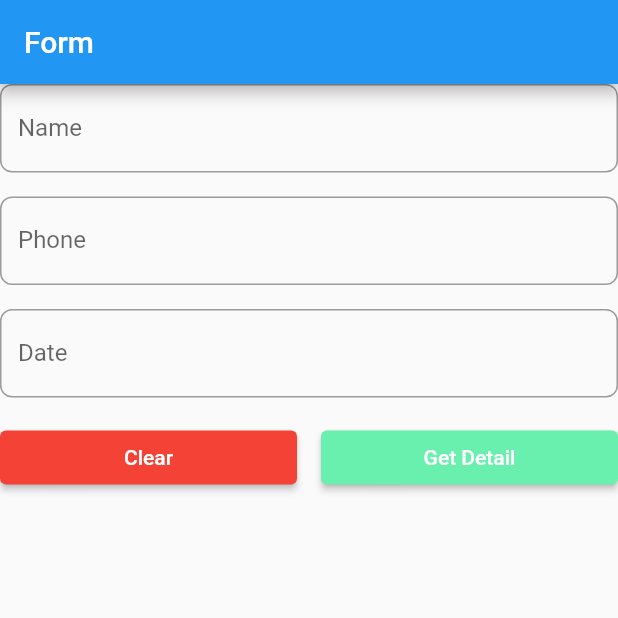
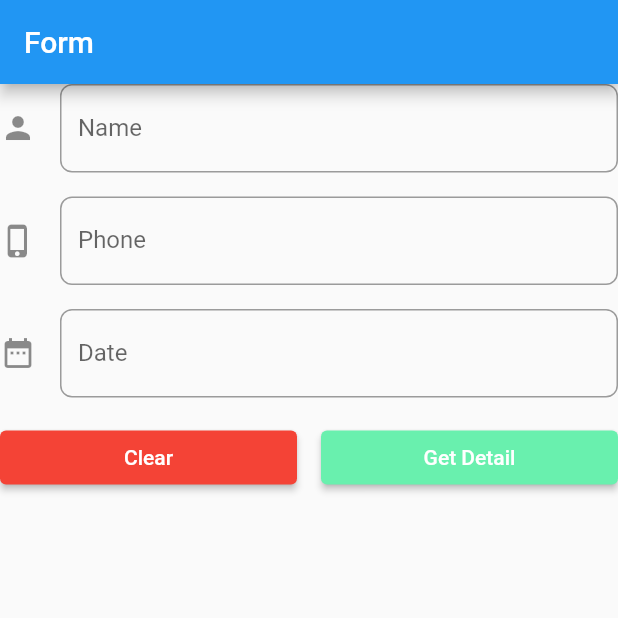
Before and after one commit to snizhel/formproject, a Flutter app: the screen it shows after launch, after a tap on "Get Detail", on a phone screen of 412 x 824 dp, the top half of it. Run offline on Flutter 3.47's test engine with Material 2 defaults, Android fonts, the phone set to English and light mode, and no system bars.

Commit message:
fix icon

```diff
--- a/lib/form.dart
+++ b/lib/form.dart
@@ -1,4 +1,5 @@
 import 'package:flutter/material.dart';
+import 'package:flutter/services.dart';
 import 'package:flutter/widgets.dart';
 
 import 'package:intl/intl.dart';
@@ -13,7 +14,7 @@ class FormValidator extends StatefulWidget {
 class _FormValidatorState extends State<FormValidator>
     with SingleTickerProviderStateMixin {
   DateTime? date;
-
+  final GlobalKey<FormState> _formKey = GlobalKey<FormState>();
   @override
   Widget build(BuildContext context) {
     return Scaffold(
@@ -21,20 +22,45 @@ class _FormValidatorState extends State<FormValidator>
       body: Form(
         child: SingleChildScrollView(
             child: Column(
+          key: _formKey,
           children: [
             TextFormField(
               keyboardType: TextInputType.name,
+              onSaved: (String? value) {
+                // This optional block of code can be used to run
+                // code when the user saves the form.
+              },
+              validator: (String? value) {
+                return (value != null && value.contains('@'))
+                    ? 'Do not use the @ char.'
+                    : null;
+              },
               decoration: InputDecoration(
+                  // prefixIcon: Padding(
+                  //   padding: EdgeInsets.only(
+                  //       bottom: 5, top: 2), // add padding to adjust icon
+                  //   child: Icon(Icons.account_circle),
+                  // ),
                   hintText: "Input your full name",
+                  icon: Icon(Icons.person),
                   labelText: "Name",
                   border: OutlineInputBorder(
                       borderRadius: BorderRadius.circular(8.0))),
             ),
             SizedBox(height: 16),
             TextFormField(
-              keyboardType: TextInputType.phone,
+              keyboardType: TextInputType.number,
+              inputFormatters: <TextInputFormatter>[
+                FilteringTextInputFormatter.allow(RegExp(r'[0-9]')),
+              ],
               decoration: InputDecoration(
+                  // prefixIcon: Padding(
+                  //   padding: EdgeInsets.only(
+                  //       bottom: 5, top: 2), // add padding to adjust icon
+                  //   child: Icon(Icons.contact_phone),
+                  // ),
                   hintText: "Input your phone",
+                  icon: Icon(Icons.phone_iphone),
                   labelText: "Phone",
                   border: OutlineInputBorder(
                       borderRadius: BorderRadius.circular(8.0))),
@@ -43,7 +69,13 @@ class _FormValidatorState extends State<FormValidator>
             TextFormField(
               readOnly: true,
               decoration: InputDecoration(
+                  // prefixIcon: Padding(
+                  //   padding: EdgeInsets.only(
+                  //       bottom: 5, top: 2), // add padding to adjust icon
+                  //   child: Icon(Icons.date_range),
+                  // ),
                   hintText: date.toString(),
+                  icon: Icon(Icons.date_range),
                   labelText: 'Date',
                   border: OutlineInputBorder(
                       borderRadius: BorderRadius.circular(8.0))),
@@ -80,7 +112,14 @@ class _FormValidatorState extends State<FormValidator>
                   child: ElevatedButton(
                       style:
                           ElevatedButton.styleFrom(primary: Colors.greenAccent),
-                      onPressed: () {},
+                      onPressed: () {
+                        if (_formKey.currentState!.validate()) {
+                          return;
+                        }
+                        Scaffold.of(context).showSnackBar(SnackBar(
+                          content: Text("New Notification"),
+                        ));
+                      },
                       child: Text("Get Detail")))
             ])
           ],
```
